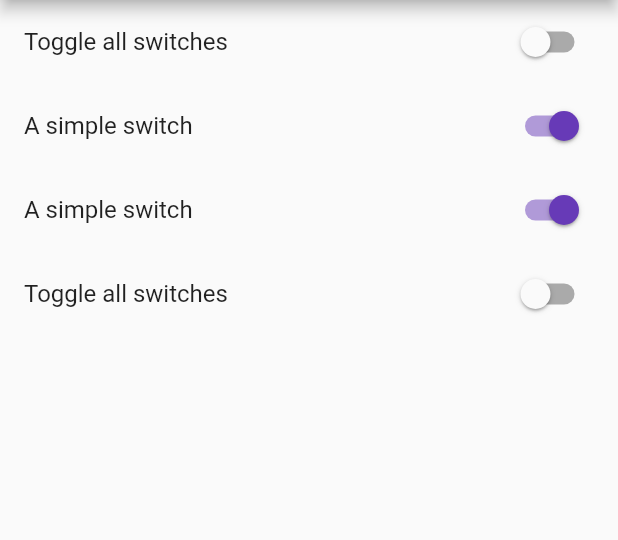
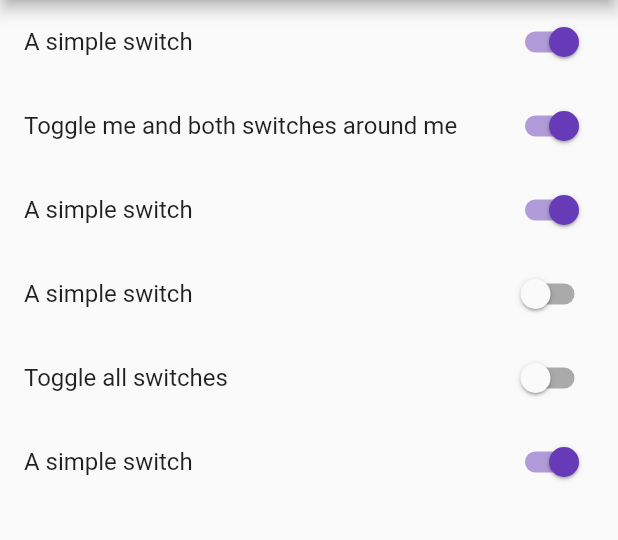
Before and after one commit to Neamar/turn_me_on, a Flutter app: the screen it shows after launch, on a phone screen of 412 x 824 dp, the part 84-624 px from its top. Run offline on Flutter 3.47's test engine with Material 2 defaults, Android fonts, the phone set to English and light mode, and no system bars.

Commit message:
Added ↕ toggle

```diff
--- a/lib/main.dart
+++ b/lib/main.dart
@@ -15,14 +15,14 @@ class MyApp extends StatelessWidget {
         appBar: AppBar(
           title: Text("Turn me on"),
         ),
-        body: Level(toggles: '∀TT∀', initialState: '0110'),
+        body: Level('T↕TT∀T', '111001'),
       ),
     );
   }
 }
 
 class Level extends StatefulWidget {
-  Level({Key key, this.toggles, this.initialState}) : super(key: key);
+  Level(this.toggles, this.initialState);
 
   final String toggles;
   final String initialState;
@@ -68,6 +68,15 @@ class _LevelState extends State<Level> {
           newState = _switchToggleInState(i, newState);
         }
       }
+      else if(toggleType == SWITCH_AROUND) {
+        if(toggleIndex > 0) {
+          newState = _switchToggleInState(toggleIndex - 1, newState);
+        }
+        newState = _switchToggleInState(toggleIndex, newState);
+        if(toggleIndex < toggles.length - 1) {
+          newState = _switchToggleInState(toggleIndex + 1,newState);
+        }
+      }
       print("New States is " + newState);
       _currentState = newState;
     });
```
